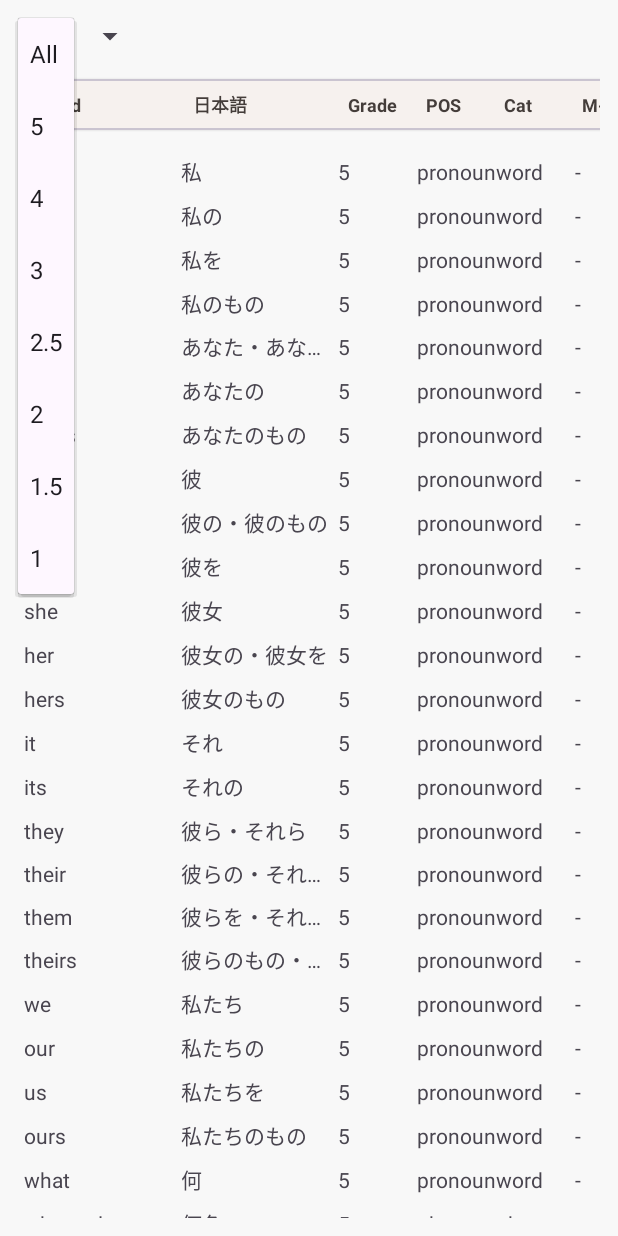
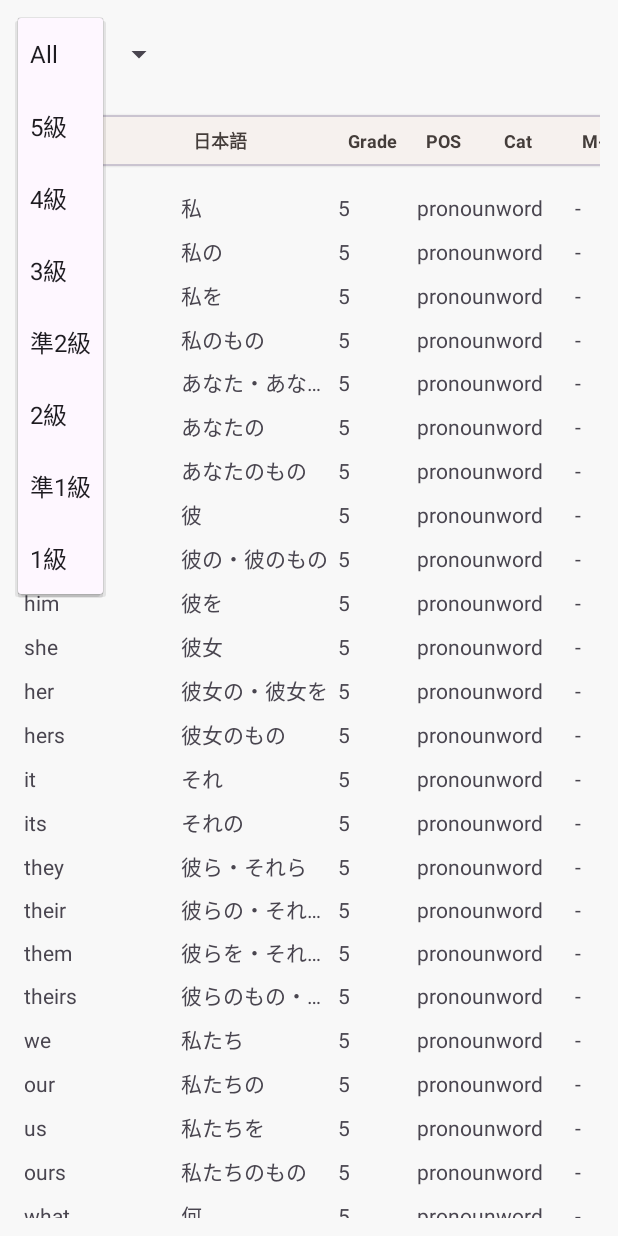
Before and after one commit to satoshimatsui2-cpu/StudyLockApp, an Android app built with Jetpack Compose: the WordListActivity screen opened directly, with no data from a screen before it, after a tap on "All", on a phone screen of 412 x 824 dp. Run offline under Robolectric (Android 15) with nearby library versions, the phone set to English and light mode, and no system bars; our stand-ins replace Room's generated code.

Commit message:
単語一覧がフィルタ表示されるように修正

```diff
--- a/app/src/main/java/com/example/studylockapp/WordListActivity.kt
+++ b/app/src/main/java/com/example/studylockapp/WordListActivity.kt
@@ -1,6 +1,9 @@
 package com.example.studylockapp
 
 import android.os.Bundle
+import android.view.View
+import android.widget.AdapterView
+import android.widget.ArrayAdapter
 import android.widget.LinearLayout
 import android.widget.Spinner
 import android.widget.TextView
@@ -12,6 +15,7 @@ import com.example.studylockapp.data.AppDatabase
 import com.example.studylockapp.data.AppSettings
 import com.example.studylockapp.ui.WordAdapter
 import com.example.studylockapp.ui.WordDisplayItem
+import com.example.studylockapp.ui.DueTimeFormatter
 import kotlinx.coroutines.launch
 
 class WordListActivity : AppCompatActivity() {
@@ -47,6 +51,8 @@ class WordListActivity : AppCompatActivity() {
         recycler.layoutManager = LinearLayoutManager(this)
         recycler.adapter = adapter
 
+        setupGradeFilterSpinner()
+
         // ヘッダタップでソート切替
         headerWord.setOnClickListener { currentSort = "Word"; applyFilterAndSort() }
         headerGrade.setOnClickListener { currentSort = "Grade"; applyFilterAndSort() }
@@ -66,6 +72,35 @@ class WordListActivity : AppCompatActivity() {
         lifecycleScope.launch {
             loadDisplayItems()
             applyFilterAndSort()
+        }
+    }
+
+    private fun gradeKeyToLabel(gradeKey: String): String = when (gradeKey) {
+        "2.5" -> "準2級"
+        "1.5" -> "準1級"
+        "All" -> "All"
+        else -> "${gradeKey}級"
+    }
+
+    private fun setupGradeFilterSpinner() {
+        val gradeValues = resources.getStringArray(R.array.grade_filter_items).toList()
+        val gradeLabels = gradeValues.map { gradeKeyToLabel(it) }
+
+        val adapter = ArrayAdapter(
+            this,
+            android.R.layout.simple_spinner_dropdown_item,
+            gradeLabels
+        )
+        spinnerGrade.adapter = adapter
+
+        spinnerGrade.setSelection(0, false)
+        spinnerGrade.onItemSelectedListener = object : AdapterView.OnItemSelectedListener {
+            override fun onItemSelected(parent: AdapterView<*>?, view: View?, position: Int, id: Long) {
+                applyFilterAndSort()
+            }
+            override fun onNothingSelected(parent: AdapterView<*>?) {
+                // no-op
+            }
         }
     }
 
@@ -112,7 +147,9 @@ class WordListActivity : AppCompatActivity() {
     }
 
     private fun applyFilterAndSort() {
-        val gradeFilter = spinnerGrade.selectedItem?.toString() ?: "All"
+        val gradeValues = resources.getStringArray(R.array.grade_filter_items)
+        val pos = spinnerGrade.selectedItemPosition.takeIf { it in gradeValues.indices } ?: 0
+        val gradeFilter = gradeValues[pos] // "All" or "5"/"4"/"3"/"2.5"/"2"/"1.5"/"1"
 
         // Grade のみフィルタ
         val filtered = displayCache.filter { item ->
```
Also changed, not shown: app/src/main/java/com/example/studylockapp/MainActivity.kt (+11 -13 lines), app/src/main/java/com/example/studylockapp/ui/DueTimeFormatter.kt (+8 -7 lines).
